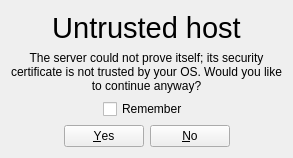
Before: the Qt Designer form uitools/widgets/Esri/ArcGISRuntime/Toolkit/Internal/SslHandshakeView.ui in Esri/arcgis-maps-sdk-toolkit-qt, drawn with Qt 5.
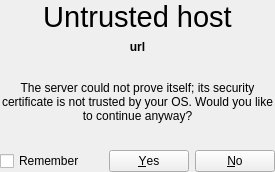
After: the same form once the commit is applied.

```diff
--- a/uitools/widgets/Esri/ArcGISRuntime/Toolkit/Internal/SslHandshakeView.ui
+++ b/uitools/widgets/Esri/ArcGISRuntime/Toolkit/Internal/SslHandshakeView.ui
@@ -6,18 +6,84 @@
    <rect>
     <x>0</x>
     <y>0</y>
-    <width>371</width>
-    <height>179</height>
+    <width>275</width>
+    <height>172</height>
    </rect>
   </property>
   <property name="windowTitle">
    <string>Untrusted host</string>
   </property>
   <layout class="QGridLayout" name="gridLayout">
-   <property name="sizeConstraint">
-    <enum>QLayout::SetFixedSize</enum>
+   <property name="leftMargin">
+    <number>0</number>
    </property>
-   <item row="0" column="0" colspan="3">
+   <property name="topMargin">
+    <number>0</number>
+   </property>
+   <property name="rightMargin">
+    <number>0</number>
+   </property>
+   <property name="bottomMargin">
+    <number>0</number>
+   </property>
+   <item row="2" column="0" colspan="2">
+    <widget class="QLabel" name="message">
+     <property name="sizePolicy">
+      <sizepolicy hsizetype="Minimum" vsizetype="MinimumExpanding">
+       <horstretch>0</horstretch>
+       <verstretch>0</verstretch>
+      </sizepolicy>
+     </property>
+     <property name="text">
+      <string>The server could not prove itself; its security certificate is not trusted by your OS. Would you like to continue anyway?</string>
+     </property>
+     <property name="alignment">
+      <set>Qt::AlignCenter</set>
+     </property>
+     <property name="wordWrap">
+      <bool>true</bool>
+     </property>
+    </widget>
+   </item>
+   <item row="1" column="0" colspan="2">
+    <widget class="QLabel" name="authUrlLabel">
+     <property name="sizePolicy">
+      <sizepolicy hsizetype="Expanding" vsizetype="Preferred">
+       <horstretch>0</horstretch>
+       <verstretch>0</verstretch>
+      </sizepolicy>
+     </property>
+     <property name="font">
+      <font>
+       <weight>75</weight>
+       <bold>true</bold>
+      </font>
+     </property>
+     <property name="text">
+      <string>url</string>
+     </property>
+     <property name="alignment">
+      <set>Qt::AlignCenter</set>
+     </property>
+    </widget>
+   </item>
+   <item row="5" column="1">
+    <widget class="QDialogButtonBox" name="buttonBox">
+     <property name="sizePolicy">
+      <sizepolicy hsizetype="Maximum" vsizetype="Fixed">
+       <horstretch>0</horstretch>
+       <verstretch>0</verstretch>
+      </sizepolicy>
+     </property>
+     <property name="standardButtons">
+      <set>QDialogButtonBox::No|QDialogButtonBox::Yes</set>
+     </property>
+     <property name="centerButtons">
+      <bool>true</bool>
+     </property>
+    </widget>
+   </item>
+   <item row="0" column="0" colspan="2">
     <widget class="QLabel" name="userTitle">
      <property name="sizePolicy">
       <sizepolicy hsizetype="Preferred" vsizetype="Maximum">
@@ -44,26 +110,7 @@
      </property>
     </widget>
    </item>
-   <item row="1" column="0" colspan="3">
-    <widget class="QLabel" name="message">
-     <property name="sizePolicy">
-      <sizepolicy hsizetype="Minimum" vsizetype="MinimumExpanding">
-       <horstretch>0</horstretch>
-       <verstretch>0</verstretch>
-      </sizepolicy>
-     </property>
-     <property name="text">
-      <string>The server could not prove itself; its security certificate is not trusted by your OS. Would you like to continue anyway?</string>
-     </property>
-     <property name="alignment">
-      <set>Qt::AlignCenter</set>
-     </property>
-     <property name="wordWrap">
-      <bool>true</bool>
-     </property>
-    </widget>
-   </item>
-   <item row="2" column="1">
+   <item row="5" column="0">
     <widget class="QCheckBox" name="rememberBox">
      <property name="sizePolicy">
       <sizepolicy hsizetype="Minimum" vsizetype="Fixed">
@@ -76,16 +123,6 @@
      </property>
     </widget>
    </item>
-   <item row="3" column="0" colspan="3">
-    <widget class="QDialogButtonBox" name="buttonBox">
-     <property name="standardButtons">
-      <set>QDialogButtonBox::No|QDialogButtonBox::Yes</set>
-     </property>
-     <property name="centerButtons">
-      <bool>true</bool>
-     </property>
-    </widget>
-   </item>
   </layout>
  </widget>
  <resources/>
```
